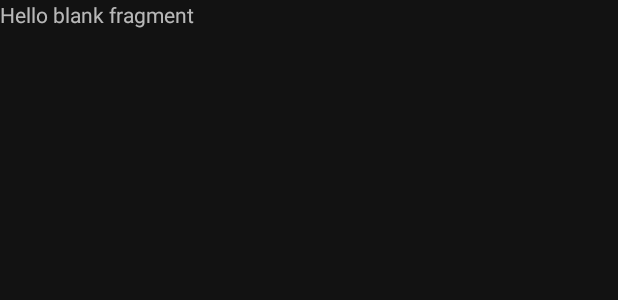
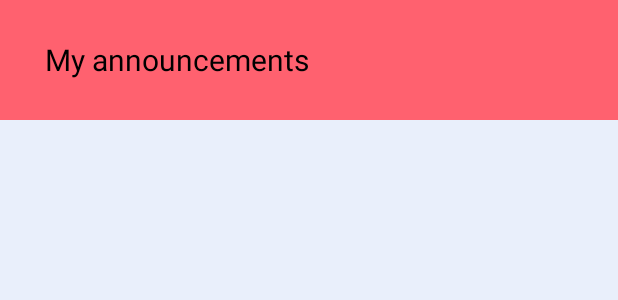
Before and after one commit to MarceliJerzynski/CoronaHELP, an Android app: the layout fragment_my_announcements.xml on its own in the app's theme, with its tools: preview values and no code run, on a phone screen of 412 x 824 dp. Shown: the top 300 px of the screen. Run offline under Robolectric (Android 15) with nearby library versions, the light colour scheme and no system bars.

Commit message:
Working MyAnnouncementsFragment. Need to add filtering for author's tasks

```diff
--- a/app/build.gradle
+++ b/app/build.gradle
@@ -50,6 +50,7 @@
     implementation 'androidx.lifecycle:lifecycle-extensions:2.2.0'
     implementation 'androidx.lifecycle:lifecycle-viewmodel-ktx:2.2.0'
     implementation 'com.google.android.gms:play-services-location:17.0.0'
+    implementation 'androidx.lifecycle:lifecycle-livedata-ktx:2.1.0'
     testImplementation 'junit:junit:4.12'
     androidTestImplementation 'androidx.test.ext:junit:1.1.1'
     androidTestImplementation 'androidx.test.espresso:espresso-core:3.2.0'
--- a/app/src/main/res/layout/fragment_my_announcements.xml
+++ b/app/src/main/res/layout/fragment_my_announcements.xml
@@ -3,12 +3,35 @@
     xmlns:tools="http://schemas.android.com/tools"
     android:layout_width="match_parent"
     android:layout_height="match_parent"
+    android:background="@drawable/background_gradient"
     tools:context=".fragments.MyAnnouncementsFragment">
 
-    <!-- TODO: Update blank fragment layout -->
-    <TextView
+    <LinearLayout
         android:layout_width="match_parent"
         android:layout_height="match_parent"
-        android:text="@string/hello_blank_fragment" />
+        android:orientation="vertical"
+        android:gravity="center_horizontal">
+
+        <TextView
+            android:layout_width="match_parent"
+            android:layout_height="80dp"
+            android:gravity="center_vertical"
+            android:text="My announcements"
+            android:textColor="#000000"
+            android:textSize="20sp"
+            android:background="@color/colorAccent"
+            android:paddingStart="30dp"/>
+
+        <LinearLayout
+            android:layout_width="match_parent"
+            android:layout_height="match_parent">
+
+            <androidx.recyclerview.widget.RecyclerView
+                android:id="@+id/recycler_view_my_tasks"
+                android:layout_width="match_parent"
+                android:layout_height="match_parent" />
+        </LinearLayout>
+
+    </LinearLayout>
 
 </FrameLayout>
```
Also changed, not shown: app/src/main/java/com/example/coronahelp/fragments/MyAnnouncementsFragment.kt (+20 -7 lines).
